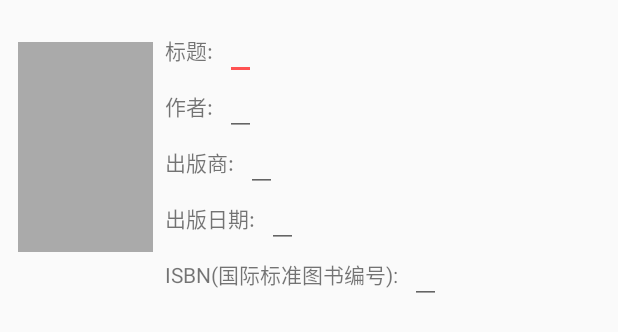
After one commit to Tournelxcy/LibraryApp, an Android app: the layout view_cover_and_info.xml on its own in the app's theme, with its tools: preview values and no code run, on a phone screen of 412 x 824 dp. The commit adds this screen. Shown: the top 332 px of the screen. Run offline under Robolectric (Android 15) with nearby library versions, the phone set to English and light mode, and no system bars.

Commit message:
Add Douban access book function

```diff
--- a/app/build.gradle
+++ b/app/build.gradle
@@ -31,9 +31,11 @@ dependencies {
 
     implementation 'androidx.appcompat:appcompat:1.3.0'
     implementation 'com.google.android.material:material:1.4.0'
-    implementation 'androidx.constraintlayout:constraintlayout:2.0.4'
+    'androidx.constraintlayout:constraintlayout:2.1.4'
     testImplementation 'junit:junit:4.13.2'
     androidTestImplementation 'androidx.test.ext:junit:1.1.3'
     androidTestImplementation 'androidx.test.espresso:espresso-core:3.4.0'
     implementation 'com.github.clans:fab:1.6.4'
+    implementation 'com.squareup.retrofit2:retrofit:2.9.0'
+    implementation 'com.squareup.retrofit2:converter-gson:2.9.0'
 }
--- a/app/src/main/java/com/example/myapplication/BookEditActivity.java
+++ b/app/src/main/java/com/example/myapplication/BookEditActivity.java
@@ -7,7 +7,7 @@ import androidx.appcompat.app.AppCompatActivity;
 import android.util.Log;
 
 public class BookEditActivity extends AppCompatActivity{
-    private static String TAG = "BookEditActivity";
+    private static final String TAG = "BookEditActivity";
     private static String mode ="startMode";
     public static Intent newIntent(Context context,int startMode){
         Intent intent = new Intent(context,BookEditActivity.class);
--- a/app/src/main/java/com/example/myapplication/BookListFragment.java
+++ b/app/src/main/java/com/example/myapplication/BookListFragment.java
@@ -11,7 +11,7 @@ import com.github.clans.fab.FloatingActionButton;
 import com.github.clans.fab.FloatingActionMenu;
 
 public class BookListFragment extends Fragment{
-    private static String TAG = "BookListFragment";
+    private static final String TAG = "BookListFragment";
     private FloatingActionMenu actionAdd;
     private FloatingActionButton fab1;
     private FloatingActionButton fab2;
--- a/app/src/main/java/com/example/myapplication/MainActivity.java
+++ b/app/src/main/java/com/example/myapplication/MainActivity.java
@@ -24,7 +24,7 @@ public class MainActivity extends AppCompatActivity {
     protected void onCreate(Bundle savedInstanceState) {
         super.onCreate(savedInstanceState);
         setContentView(R.layout.activity_main);
-        mToolbar = findViewById(R.id.toolbar);
+        mToolbar = findViewById(R.id.main_toolbar);
         setSupportActionBar(mToolbar);
         mDrawer = findViewById(R.id.drawer_layout);
         mBarDrawerToggle = new ActionBarDrawerToggle(this,mDrawer,mToolbar,R.string.drawer_open,R.string.drawer_close);
--- a/app/src/main/res/layout/activity_main.xml
+++ b/app/src/main/res/layout/activity_main.xml
@@ -13,7 +13,7 @@
         android:orientation="vertical">
 
         <include
-            layout="@layout/toolbar"
+            layout="@layout/main_toolbar"
             android:layout_width="match_parent"
             android:layout_height="wrap_content" />
         <FrameLayout
--- a/app/src/main/res/layout/toolbar.xml
+++ b/app/src/main/res/layout/main_toolbar.xml
@@ -1,12 +1,11 @@
 <?xml version="1.0" encoding="utf-8"?>
 <androidx.appcompat.widget.Toolbar
     xmlns:android="http://schemas.android.com/apk/res/android"
-    xmlns:app="http://schemas.android.com/apk/res-auto"
-    android:id="@+id/toolbar"
+    android:id="@+id/main_toolbar"
     android:layout_height="wrap_content"
     android:layout_width="match_parent"
     android:fitsSystemWindows="true"
     android:minHeight="?attr/actionBarSize"
-    app:theme="@style/ThemeOverlay.AppCompat.Dark.ActionBar"
+    android:theme="@style/ThemeOverlay.AppCompat.Dark.ActionBar"
     android:background="?attr/colorPrimaryDark">
 </androidx.appcompat.widget.Toolbar>
--- /dev/null
+++ b/app/src/main/res/layout/view_cover_and_info.xml
@@ -0,0 +1,172 @@
+<?xml version="1.0" encoding="utf-8"?>
+<LinearLayout xmlns:android="http://schemas.android.com/apk/res/android"
+    android:layout_width="match_parent"
+    android:layout_height="wrap_content"
+    android:layout_marginStart="12dp"
+    android:layout_marginTop="16dp">
+
+    <LinearLayout
+        android:layout_width="wrap_content"
+        android:layout_height="wrap_content"
+        android:orientation="vertical"
+        android:layout_marginEnd="4dp"
+        android:layout_marginTop="12dp">
+
+        <ImageView
+            android:id="@+id/book_cover_image_view"
+            android:layout_width="90dp"
+            android:layout_height="140dp"
+            android:scaleType="centerInside"
+            android:background="@android:color/darker_gray"
+            android:contentDescription="@string/book_cover_image_view_hint"
+            android:cropToPadding="true"/>
+
+    </LinearLayout>
+
+    <LinearLayout
+        android:layout_marginStart="4dp"
+        android:layout_width="0dp"
+        android:layout_height="wrap_content"
+        android:orientation="vertical"
+        android:layout_weight="1">
+
+        <LinearLayout
+            android:layout_width="wrap_content"
+            android:layout_height="wrap_content"
+            android:orientation="horizontal">
+
+            <TextView
+                android:layout_width="match_parent"
+                android:layout_height="wrap_content"
+                android:text="@string/book_title_text_view"
+                android:labelFor="@+id/book_title_edit_text"/>
+
+            <EditText
+                android:id="@id/book_title_edit_text"
+                android:layout_width="match_parent"
+                android:layout_height="wrap_content"
+                android:textSize="12sp"
+                android:layout_marginStart="8dp"
+                android:layout_marginEnd="16dp"
+                android:inputType="text"/>
+        </LinearLayout>
+
+        <LinearLayout
+            android:layout_width="wrap_content"
+            android:layout_height="wrap_content"
+            android:orientation="horizontal">
+
+            <TextView
+                android:layout_width="match_parent"
+                android:layout_height="wrap_content"
+                android:text="@string/book_author_text_view"
+                android:labelFor="@+id/book_author_edit_text"/>
+
+            <EditText
+                android:id="@id/book_author_edit_text"
+                android:layout_width="match_parent"
+                android:layout_height="wrap_content"
+                android:textSize="12sp"
+                android:layout_marginStart="8dp"
+                android:layout_marginEnd="16dp"
+                android:inputType="text"/>
+        </LinearLayout>
+
+        <LinearLayout
+            android:id="@+id/translator_layout"
+            android:layout_width="wrap_content"
+            android:layout_height="wrap_content"
+            android:orientation="horizontal"
+            android:visibility="gone">
+
+            <TextView
+                android:layout_width="match_parent"
+                android:layout_height="wrap_content"
+                android:text="@string/book_translator_text_view"
+                android:labelFor="@+id/book_translator_edit_text"/>
+
+            <EditText
+                android:id="@id/book_translator_edit_text"
+                android:layout_width="match_parent"
+                android:layout_height="wrap_content"
+                android:textSize="12sp"
+                android:layout_marginStart="8dp"
+                android:layout_marginEnd="16dp"
+                android:inputType="text"/>
+        </LinearLayout>
+
+        <LinearLayout
+            android:layout_width="wrap_content"
+            android:layout_height="wrap_content"
+            android:orientation="horizontal">
+
+            <TextView
+                android:layout_width="match_parent"
+                android:layout_height="wrap_content"
+                android:text="@string/book_publisher_text_view"
+                android:labelFor="@+id/book_publisher_edit_text"/>
+
+            <EditText
+                android:id="@id/book_publisher_edit_text"
+                android:layout_width="match_parent"
+                android:layout_height="wrap_content"
+                android:textSize="12sp"
+                android:layout_marginStart="8dp"
+                android:layout_marginEnd="16dp"
+                android:inputType="text"/>
+        </LinearLayout>
+
+        <LinearLayout
+            android:layout_width="wrap_content"
+            android:layout_height="wrap_content"
+            android:orientation="horizontal">
+
+            <TextView
+                android:layout_width="match_parent"
+                android:layout_height="wrap_content"
+                android:text="@string/book_pubdate_text_view"
+                android:labelFor="@+id/book_pubdate_edit_text"/>
+
+            <EditText
+                android:id="@id/book_pubdate_edit_text"
+                android:layout_width="match_parent"
+                android:layout_height="wrap_content"
+                android:textSize="12sp"
+                android:layout_marginStart="8dp"
+                android:layout_marginEnd="16dp"
+                android:inputType="date"/>
+        </LinearLayout>
+
+        <LinearLayout
+            android:layout_width="wrap_content"
+            android:layout_height="wrap_content"
+            android:orientation="horizontal">
+
+            <TextView
+                android:layout_width="match_parent"
+                android:layout_height="wrap_content"
+                android:text="@string/book_isbn_text_view"
+                android:labelFor="@+id/book_isbn_edit_text"/>
+
+            <EditText
+                android:id="@id/book_isbn_edit_text"
+                android:layout_width="match_parent"
+                android:layout_height="wrap_content"
+                android:textSize="12sp"
+                android:layout_marginStart="8dp"
+                android:layout_marginEnd="16dp"
+                android:inputType="text"/>
+        </LinearLayout>
+
+
+
+
+
+
+
+    </LinearLayout>
+
+
+
+
+</LinearLayout>
--- a/app/src/main/res/values/colors.xml
+++ b/app/src/main/res/values/colors.xml
@@ -11,4 +11,7 @@
     <color name="colorPrimaryDark">#303F9F</color>
     <color name="colorPrimaryLight">#C5CAE9</color>
     <color name="colorAccent">#FF5252</color>
+    <color name="colorPrimaryText">#FFFFFF</color>
+    <color name="colorSecondaryText">#757575</color>
+    <color name="actionbar_opacity">#33000000</color>
 </resources>
--- a/app/src/main/res/values/strings.xml
+++ b/app/src/main/res/values/strings.xml
@@ -1,5 +1,5 @@
 <resources>
-    <string name="app_name">书架</string>
+    <string name="app_name">我的书架</string>
     <string name="drawer_open">打开导航抽屉</string>
     <string name="drawer_close">关闭导航抽屉</string>
     <string name="first">第一</string>
@@ -7,4 +7,14 @@
     <string name="third">第三</string>
     <string name="fab_menu_1">添加书目</string>
     <string name="fab_menu_2">批量加入</string>
+    <string name="book_title_label">图书信息</string>
+    <string name="book_cover_image_view_hint">图书覆盖</string>
+    <string name="book_cover_text_view">覆盖</string>
+    <string name="book_title_text_view">标题:</string>
+    <string name="book_author_text_view">作者:</string>
+    <string name="book_translator_text_view">翻译者:</string>
+    <string name="book_publisher_text_view">出版商:</string>
+    <string name="book_pubdate_text_view">出版日期:</string>
+    <string name="book_isbn_text_view">ISBN(国际标准图书编号):</string>
+    <string name="fetcher_response_unmatched">获取图书详细信息失败，请扫描正确的条形码。</string>
 </resources>
```
Also changed, not shown: app/src/main/AndroidManifest.xml (+3 -9 lines), app/src/main/java/com/example/myapplication/Book.java (+76 -3 lines), app/src/main/java/com/example/myapplication/BookFetcher.java (added, +83 -0 lines), app/src/main/java/com/example/myapplication/DouBanFetcher.java (added, +84 -0 lines), app/src/main/java/com/example/myapplication/DouBanJson.java (added, +103 -0 lines), app/src/main/res/drawable/ic_title.xml (added, +10 -0 lines).
